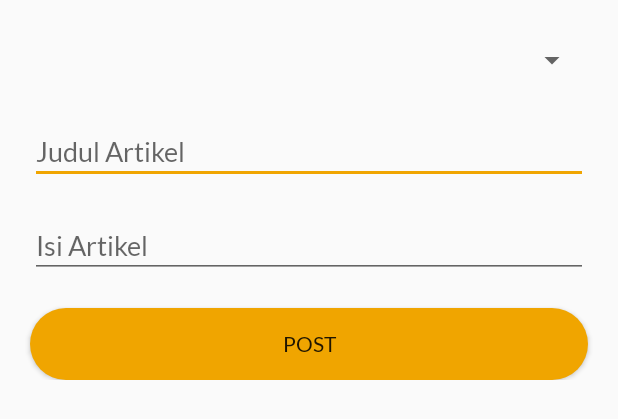
After one commit to rfqgal/smk-coding-group-project, an Android app: the layout activity_create_article.xml on its own in the app's theme, with its tools: preview values and no code run, on a phone screen of 412 x 824 dp. The commit adds this screen. Shown: the top 419 px of the screen. Run offline under Robolectric (Android 15) with nearby library versions, the phone set to English and light mode, and no system bars.

Commit message:
Membuat CreateArticleScreen

```diff
--- /dev/null
+++ b/app/src/main/res/layout/activity_create_article.xml
@@ -0,0 +1,46 @@
+<?xml version="1.0" encoding="utf-8"?>
+<ScrollView xmlns:android="http://schemas.android.com/apk/res/android"
+    xmlns:app="http://schemas.android.com/apk/res-auto"
+    xmlns:tools="http://schemas.android.com/tools"
+    android:layout_width="match_parent"
+    android:layout_height="match_parent">
+
+    <LinearLayout
+        android:layout_width="match_parent"
+        android:layout_height="match_parent"
+        android:orientation="vertical">
+
+        <Spinner
+            android:id="@+id/sp_category"
+            android:layout_width="match_parent"
+            android:layout_height="40dp"
+            android:layout_margin="20dp" />
+
+        <EditText
+            android:id="@+id/et_judul_artikel"
+            android:layout_width="match_parent"
+            android:layout_height="wrap_content"
+            android:layout_marginHorizontal="20dp"
+            android:layout_marginBottom="20dp"
+            android:hint="Judul Artikel"
+            android:inputType="textCapWords" />
+
+        <EditText
+            android:id="@+id/et_isi_artikel"
+            android:layout_width="match_parent"
+            android:layout_height="wrap_content"
+            android:layout_marginHorizontal="20dp"
+            android:layout_marginBottom="20dp"
+            android:hint="Isi Artikel"
+            android:inputType="textMultiLine" />
+
+        <Button
+            android:id="@+id/btn_post_artikel"
+            android:layout_width="match_parent"
+            android:layout_height="wrap_content"
+            android:layout_marginHorizontal="20dp"
+            android:text="Post"
+            style="@style/FirebaseUI.Button"
+            android:background="@drawable/btn_rounded" />
+    </LinearLayout>
+</ScrollView>
--- a/app/src/main/res/values/strings.xml
+++ b/app/src/main/res/values/strings.xml
@@ -7,4 +7,11 @@
     <string name="facebook_app_id">1940375569428429</string>
     <string name="fb_login_protocol_scheme">fb1940375569428429</string>
 
+    <string-array name="kategori_artikel">
+        <item>Category 1</item>
+        <item>Category 2</item>
+        <item>Category 3</item>
+        <item>Category 4</item>
+        <item>Category 5</item>
+    </string-array>
 </resources>
```
